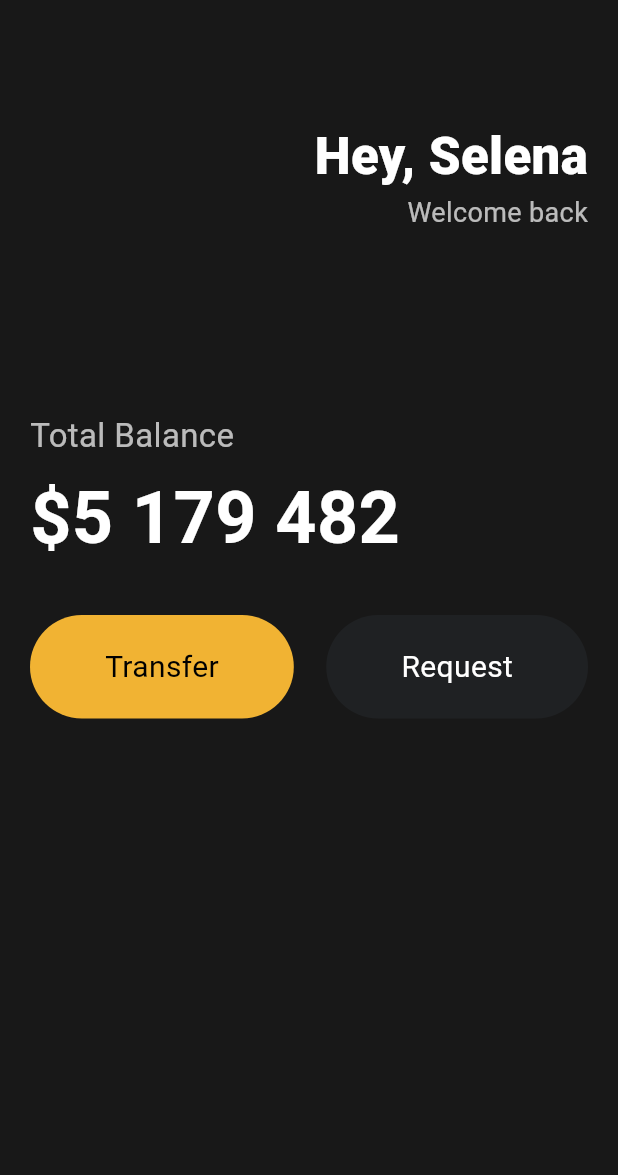
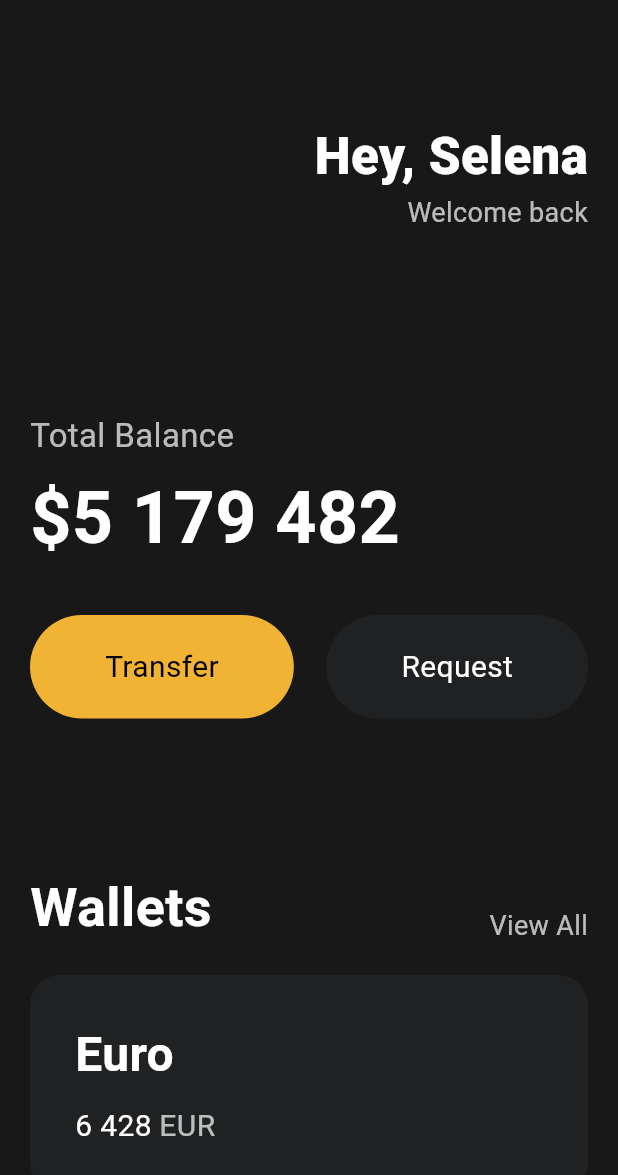
Before and after one commit to kyhyeok/toonflix, a Flutter app: the screen it shows after launch, on a phone screen of 412 x 824 dp. Shown: the top 1175 px of the screen. Run offline on Flutter 3.47's test engine with Material 3 defaults, Android fonts, the phone set to English and light mode, and no system bars.

Commit message:
UI CHALLENGE 3.6 Cards

```diff
--- a/lib/main.dart
+++ b/lib/main.dart
@@ -81,6 +81,83 @@ class App extends StatelessWidget {
                       textColor: Colors.white),
                 ],
               ),
+              SizedBox(
+                height: 100,
+              ),
+              Row(
+                crossAxisAlignment: CrossAxisAlignment.end,
+                mainAxisAlignment: MainAxisAlignment.spaceBetween,
+                children: [
+                  const Text(
+                    'Wallets',
+                    style: TextStyle(
+                      color: Colors.white,
+                      fontSize: 36,
+                      fontWeight: FontWeight.w600,
+                    ),
+                  ),
+                  Text(
+                    'View All',
+                    style: TextStyle(
+                      color: Colors.white.withAlpha(180),
+                      fontSize: 18,
+                    ),
+                  ),
+                ],
+              ),
+              SizedBox(
+                height: 20,
+              ),
+              Container(
+                decoration: BoxDecoration(
+                  color: Color(0xFF1F2123),
+                  borderRadius: BorderRadius.circular(20),
+                ),
+                child: Padding(
+                  padding: const EdgeInsets.all(30),
+                  child: Row(
+                    children: [
+                      Column(
+                        crossAxisAlignment: CrossAxisAlignment.start,
+                        children: [
+                          Text(
+                            'Euro',
+                            style: TextStyle(
+                              color: Colors.white,
+                              fontSize: 32,
+                              fontWeight: FontWeight.w600,
+                            ),
+                          ),
+                          SizedBox(
+                            height: 10,
+                          ),
+                          Row(
+                            children: [
+                              Text(
+                                '6 428',
+                                style: TextStyle(
+                                  color: Colors.white,
+                                  fontSize: 20,
+                                ),
+                              ),
+                              SizedBox(
+                                width: 5,
+                              ),
+                              Text(
+                                'EUR',
+                                style: TextStyle(
+                                  color: Colors.white.withAlpha(180),
+                                  fontSize: 20,
+                                ),
+                              ),
+                            ],
+                          ),
+                        ],
+                      ),
+                    ],
+                  ),
+                ),
+              ),
             ],
           ),
         ),
```
